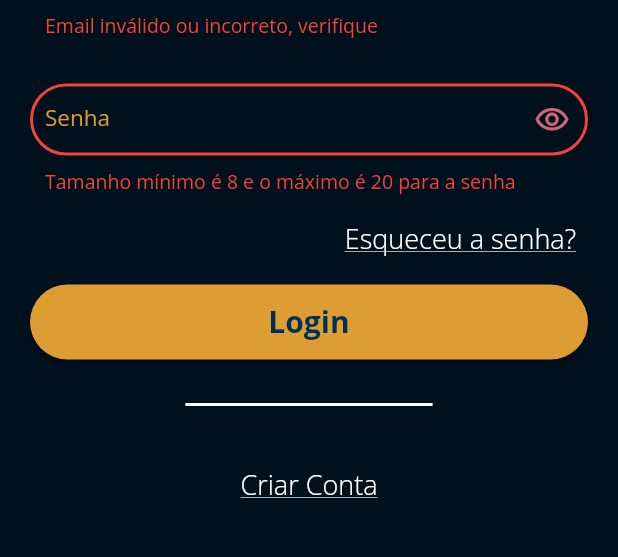
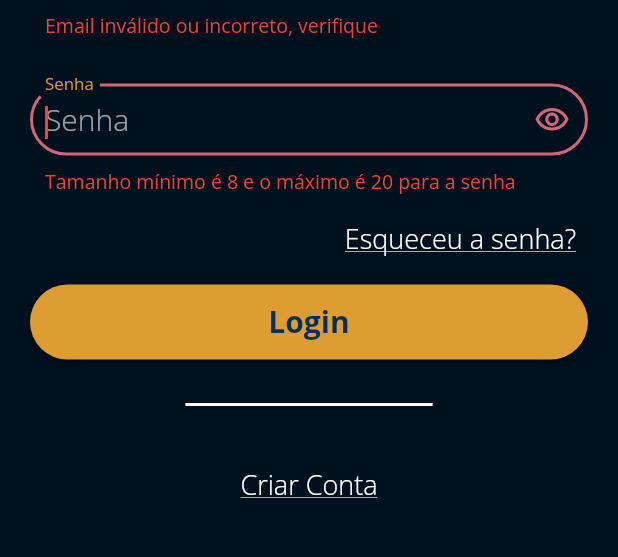
Before and after one commit to leoncio-s/drahkma-frontend, a Flutter app: the screen it shows after launch, after a tap on "Login", on a phone screen of 412 x 824 dp, the part 581-1138 px from its top. Run offline on Flutter 3.47's test engine with Material 3 defaults, Android fonts, the phone set to English and light mode, and no system bars; our stand-ins replace flutter_masked_text2, syncfusion_flutter_charts; missing offline and left inert: dart:html, requests.

Commit message:
feat: melhorando usabilidade

```diff
--- a/lib/Auth/login_page.dart
+++ b/lib/Auth/login_page.dart
@@ -17,10 +17,20 @@ class _LoginPage extends State<LoginPage> {
   final GlobalKey<FormState> _formKey = GlobalKey();
   final TextEditingController _email = TextEditingController();
   final TextEditingController _password = TextEditingController();
+  final FocusNode _emailFocusNode = FocusNode();
+  final FocusNode _passwordFocusNode = FocusNode();
+
   @override
   void initState() {
     super.initState();
     _email.text = AuthService.storageGetEmail() ?? '';
+  }
+
+  @override
+  void dispose() {
+    _emailFocusNode.dispose();
+    _passwordFocusNode.dispose();
+    super.dispose();
   }
 
   @override
@@ -39,7 +49,6 @@ class _LoginPage extends State<LoginPage> {
                   _image(),
                   Form(
                       key: _formKey,
-                      autovalidateMode: AutovalidateMode.onUnfocus,
                       child: Column(
                         children: [
                           _emailField(),
@@ -77,9 +86,6 @@ class _LoginPage extends State<LoginPage> {
       margin: const EdgeInsets.all(10.0),
       padding: const EdgeInsets.all(10.0),
       decoration: BoxDecoration(
-          // border: MediaQuery.of(context).size.width > 500
-          //     ? Border.all(width: 2.0, color: Colors.white)
-          //     : null,
           borderRadius: BorderRadius.circular(20.0)),
       child: child,
     );
@@ -93,23 +99,30 @@ class _LoginPage extends State<LoginPage> {
     );
   }
 
-  _emailField() {
+  Widget _emailField() {
     return TextFormFieldComponent(
         controller: _email,
         labelText: "E-mail",
         keyboardType: TextInputType.emailAddress,
+        focusNode: _emailFocusNode,
         validator: (value) {
           var validate = AuthDto.validateEmail(value);
           if (validate is Map) {
             return validate['error'];
           }
           return null;
-        });
+        },
+        onFieldSubmited: (value){
+          FocusScope.of(context).requestFocus(_passwordFocusNode);
+        },
+        textInputAction: TextInputAction.next,
+        );
   }
 
-  _passwordField() {
+  Widget _passwordField() {
     return TextFormFieldComponent(
       controller: _password,
+      focusNode: _passwordFocusNode,
       labelText: "Senha",
       obscureText: widget.notShowPassword,
       obscuringCharacter: "*",
@@ -128,15 +141,18 @@ class _LoginPage extends State<LoginPage> {
                   ? Icons.visibility_outlined
                   : Icons.visibility_off_outlined))),
       validator: (value) {
-        if (value != null && (value.length < 8 || value.length > 20)) {
+        if (value != null && (value.length < 8 || value.length > 20) || value!.isEmpty) {
           return "Tamanho mínimo é 8 e o máximo é 20 para a senha";
         }
         return null;
       },
+      onFieldSubmited: (value){
+        _formSubmit();
+      },
     );
   }
 
-  _forgetPasswordButton() {
+  Widget _forgetPasswordButton() {
     return SizedBox(
         height: 60,
         width: double.maxFinite,
@@ -154,14 +170,21 @@ class _LoginPage extends State<LoginPage> {
         ));
   }
 
-  _loginButton() {
+  Widget _loginButton() {
     return SizedBox(
       width: double.maxFinite,
       height: 50,
       child: ElevatedButton(
-        child: const Text("Login"),
-        onPressed: () async {
+        onPressed: _formSubmit,
+        child: const Text("Login")
+      ),
+    );
+  }
+
+  void _formSubmit() async {
+
           var closeModal = modal(context, "loading");
+
           if (_formKey.currentState!.validate()) {
             try {
               var ret = await AuthService.login(_email.text, _password.text);
@@ -173,7 +196,7 @@ class _LoginPage extends State<LoginPage> {
                 Navigator.of(context).pushReplacementNamed("/dashboard");
               } else {
                 final snackBar = SnackBar(
-                  content: Text(ret['errors'] ?? "Problema para efetuar login, tente novamente!"),
+                  content: Text(ret['message'] ?? "Problema para efetuar login, tente novamente!"),
                   backgroundColor: Colors.red,
                   elevation: 10.0,
                   showCloseIcon: true,
@@ -206,13 +229,11 @@ class _LoginPage extends State<LoginPage> {
             }
           }else{
             closeModal();
+            _passwordFocusNode.requestFocus();
           }
-        },
-      ),
-    );
   }
 
-  _registerButton() {
+  Widget _registerButton() {
     return SizedBox(
       // width: double.maxFinite,
       child: TextButton(
```
